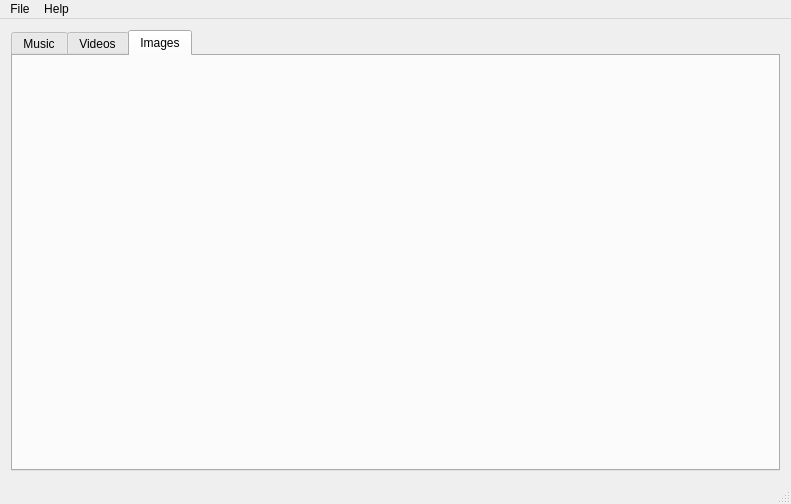
Before: the Qt Designer form ui/mainwindow.ui in acristoffers/SimplePlayer, drawn with Qt 5.
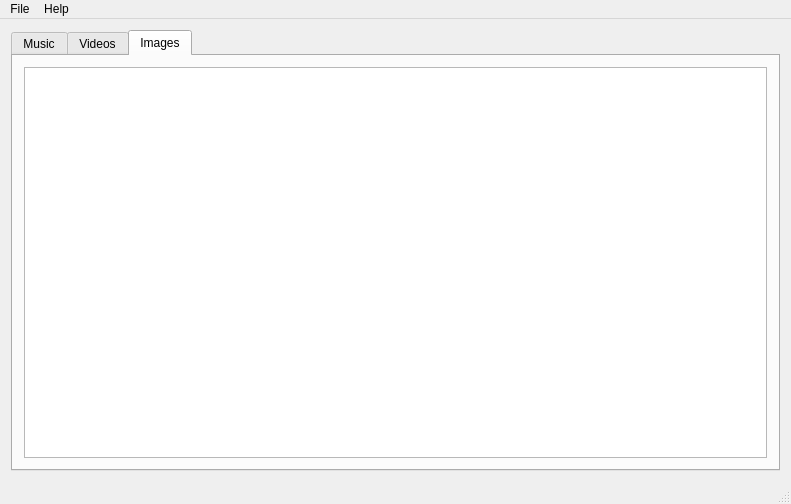
After: the same form once the commit is applied. The open tabs and pages were chosen to show the change. Custom widgets are drawn as their Qt base class.

Commit message: Starts implementation of Image and Video views

```diff
--- a/ui/mainwindow.ui
+++ b/ui/mainwindow.ui
@@ -118,7 +118,27 @@
        <attribute name="title">
         <string>Images</string>
        </attribute>
-       <layout class="QGridLayout" name="gridLayout_4"/>
+       <layout class="QGridLayout" name="gridLayout_4">
+        <item row="0" column="0">
+         <widget class="QListView" name="imageView">
+          <property name="iconSize">
+           <size>
+            <width>128</width>
+            <height>0</height>
+           </size>
+          </property>
+          <property name="resizeMode">
+           <enum>QListView::Adjust</enum>
+          </property>
+          <property name="viewMode">
+           <enum>QListView::IconMode</enum>
+          </property>
+          <property name="uniformItemSizes">
+           <bool>true</bool>
+          </property>
+         </widget>
+        </item>
+       </layout>
       </widget>
      </widget>
     </item>
```
Left out of the diff: 12 changed lines with no effect on the pictures. The commit also changes 13 other files.
